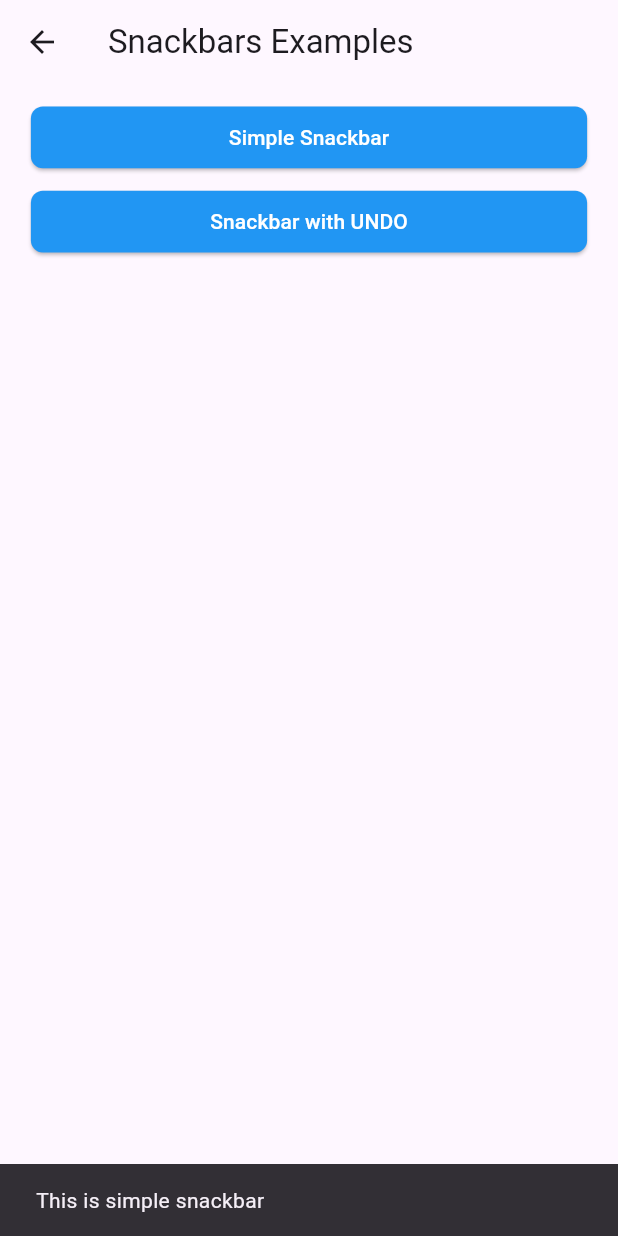
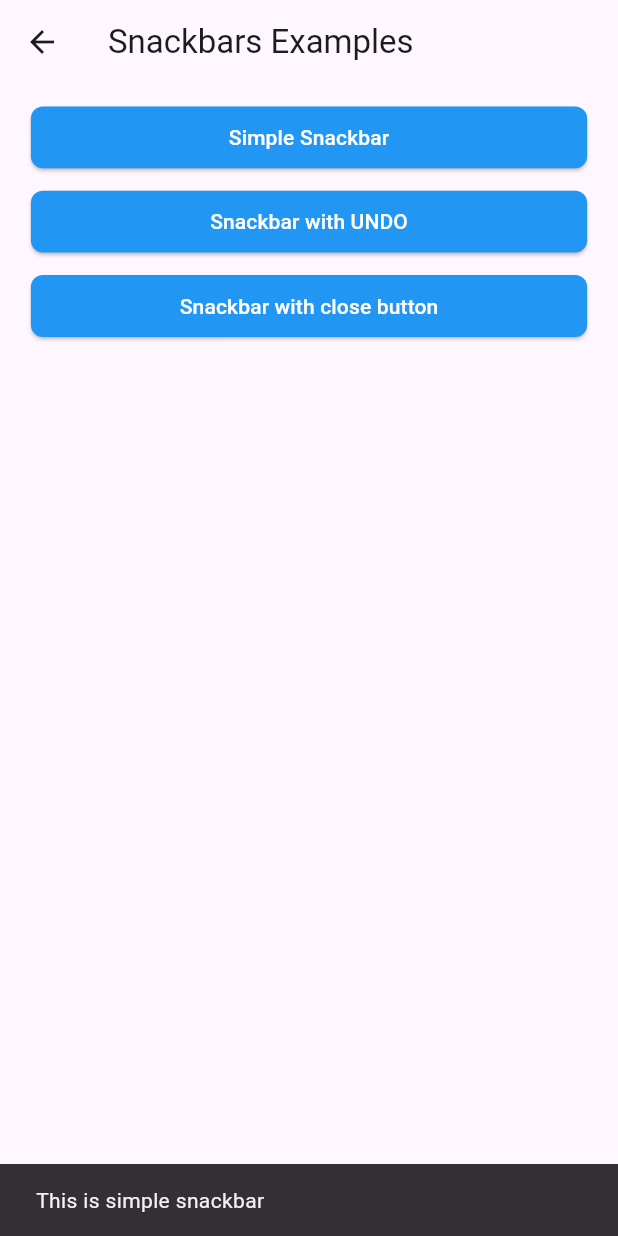
Before and after one commit to mdrazadev/Flutter-Widgets, a Flutter app: the SnackbarsExampleScreen screen opened directly, after a tap on "Simple Snackbar", on a phone screen of 412 x 824 dp. Run offline on Flutter 3.47's test engine with Material 3 defaults, Android fonts, the phone set to English and light mode, and no system bars; our stand-ins replace get.

Commit message:
new snackbar added

```diff
--- a/lib/screens/snackbars_example_screen.dart
+++ b/lib/screens/snackbars_example_screen.dart
@@ -4,17 +4,26 @@ import 'package:flutter_widgets/widgets/buttons/simple_button_widget.dart';
 class SnackbarsExampleScreen extends StatelessWidget {
   const SnackbarsExampleScreen({super.key});
 
-  showSnackbar(BuildContext context, String label, {VoidCallback? onUndo}) {
+  showSnackbar(
+    BuildContext context,
+    String label, {
+    VoidCallback? onUndo,
+    bool? showCloseBtn = false,
+    Color? bgColor,
+  }) {
     ScaffoldMessenger.of(context).clearSnackBars();
     ScaffoldMessenger.of(context).showSnackBar(
       SnackBar(
         content: Text(label),
+        dismissDirection: DismissDirection.horizontal,
+        backgroundColor: bgColor,
         action: onUndo != null
             ? SnackBarAction(
                 label: 'undo',
                 onPressed: onUndo,
               )
             : null,
+        showCloseIcon: showCloseBtn,
       ),
     );
   }
@@ -50,18 +59,19 @@ class SnackbarsExampleScreen extends StatelessWidget {
               );
             },
           ),
-          // const SizedBox(
-          //   height: 15,
-          // ),
-          // SimpleButtonWidget(
-          //   label: 'Snackbar with close button',
-          //   onPress: () {
-          //     showSnackbar(
-          //       context,
-          //       "Snackbar with undo",
-          //     );
-          //   },
-          // ),
+          const SizedBox(
+            height: 15,
+          ),
+          SimpleButtonWidget(
+            label: 'Snackbar with close button',
+            onPress: () {
+              showSnackbar(
+                context,
+                "Snackbar with closing btn",
+                showCloseBtn: true,
+              );
+            },
+          ),
         ],
       ),
     );
```
